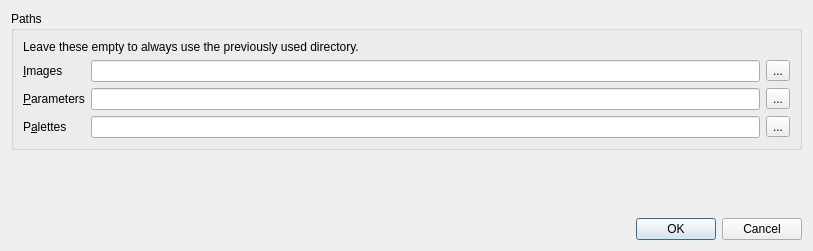
First picture: the form in src/prefs.ui, repository bernds/GAPFixFractal, before the edit.
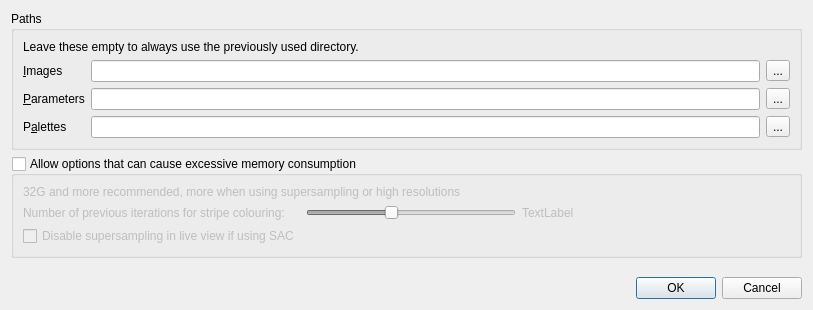
Second picture: the form after the edit.

Commit message: Add Stripe Average Colouring

Diff of the .ui file:
```diff
--- a/src/prefs.ui
+++ b/src/prefs.ui
@@ -7,7 +7,7 @@
     <x>0</x>
     <y>0</y>
     <width>813</width>
-    <height>251</height>
+    <height>310</height>
    </rect>
   </property>
   <property name="windowTitle">
@@ -90,6 +90,87 @@
      </layout>
     </widget>
    </item>
+   <item>
+    <widget class="QGroupBox" name="largememBox">
+     <property name="title">
+      <string>Allow options that can cause excessive memory consumption</string>
+     </property>
+     <property name="checkable">
+      <bool>true</bool>
+     </property>
+     <property name="checked">
+      <bool>false</bool>
+     </property>
+     <layout class="QGridLayout" name="gridLayout_2">
+      <item row="2" column="2">
+       <widget class="QLabel" name="nprevLabel">
+        <property name="text">
+         <string>TextLabel</string>
+        </property>
+       </widget>
+      </item>
+      <item row="0" column="0" rowspan="2" colspan="4">
+       <widget class="QLabel" name="label_6">
+        <property name="text">
+         <string>32G and more recommended, more when using supersampling or high resolutions</string>
+        </property>
+       </widget>
+      </item>
+      <item row="2" column="3">
+       <spacer name="horizontalSpacer">
+        <property name="orientation">
+         <enum>Qt::Horizontal</enum>
+        </property>
+        <property name="sizeHint" stdset="0">
+         <size>
+          <width>1</width>
+          <height>1</height>
+         </size>
+        </property>
+       </spacer>
+      </item>
+      <item row="2" column="1">
+       <widget class="QSlider" name="nprevSlider">
+        <property name="toolTip">
+         <string>&lt;p&gt;Stripe Average Colouring uses not just the last iteration value, but a number of previous values. When zooming in, it is helpful to have a large number of previous values available to avoid visual artifacts, but the cost in additional memory goes up by a significant amount.&lt;/p&gt;&lt;p&gt;A value of 16 is recommended as the maximum if available memory is below 32G and/or resolution exceeds 1920x1080 with supersample factor 1.&lt;/p&gt;</string>
+        </property>
+        <property name="minimum">
+         <number>1</number>
+        </property>
+        <property name="maximum">
+         <number>6</number>
+        </property>
+        <property name="pageStep">
+         <number>1</number>
+        </property>
+        <property name="value">
+         <number>3</number>
+        </property>
+        <property name="orientation">
+         <enum>Qt::Horizontal</enum>
+        </property>
+       </widget>
+      </item>
+      <item row="2" column="0">
+       <widget class="QLabel" name="label_5">
+        <property name="text">
+         <string>Number of previous iterations for stripe colouring:</string>
+        </property>
+       </widget>
+      </item>
+      <item row="3" column="0">
+       <widget class="QCheckBox" name="noSuperCheckBox">
+        <property name="toolTip">
+         <string>&lt;p&gt;A safety option to reduce memory consumption if using stripe colouring by disallowing supersampling in live view. Batch renders still allow supersample, since they avoid using too much memory by splitting the image into multiple parts and calculating them one after another.&lt;/p&gt;</string>
+        </property>
+        <property name="text">
+         <string>Disable supersampling in live view if using SAC</string>
+        </property>
+       </widget>
+      </item>
+     </layout>
+    </widget>
+   </item>
    <item>
     <spacer name="verticalSpacer">
      <property name="orientation">
```
The commit also changes 8 other files.
